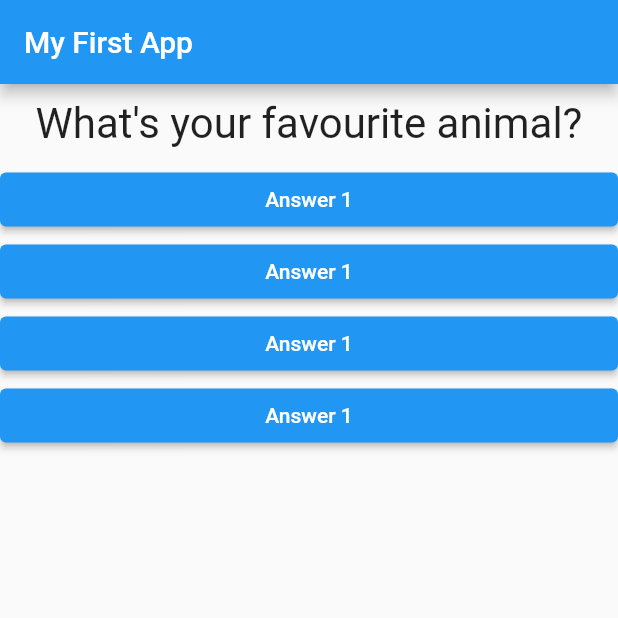
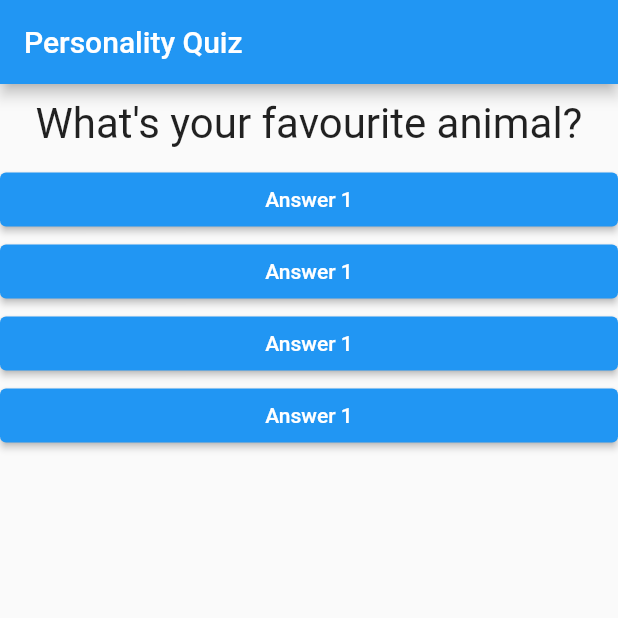
Before and after one commit to FARHADGULL/Personality-Quiz-App, a Flutter app: the screen it shows after launch, after a tap on "Answer 1", on a phone screen of 412 x 824 dp, the top half of it. Run offline on Flutter 3.47's test engine with Material 2 defaults, Android fonts, the phone set to English and light mode, and no system bars.

Commit message:
Update main.dart

```diff
--- a/lib/main.dart
+++ b/lib/main.dart
@@ -29,10 +29,8 @@ class _MyAppState extends State<MyApp> {
   void _answerQuestion(int score) {
     _totalScore = _totalScore + score;
     setState(() {
-
       _questionIndex = _questionIndex + 1;
     });
-    print(_questionIndex);
   }
 
   @override
@@ -41,7 +39,7 @@ class _MyAppState extends State<MyApp> {
     return MaterialApp(
       home: Scaffold(
         appBar: AppBar(
-          title: const Text('My First App'),
+          title: const Text('Personality Quiz'),
         ),
         body: _questionIndex < _questions.length ? Quiz(answerQuestion: _answerQuestion, questionIndex: _questionIndex, questions: _questions,) : const Result(),
       ),
```
